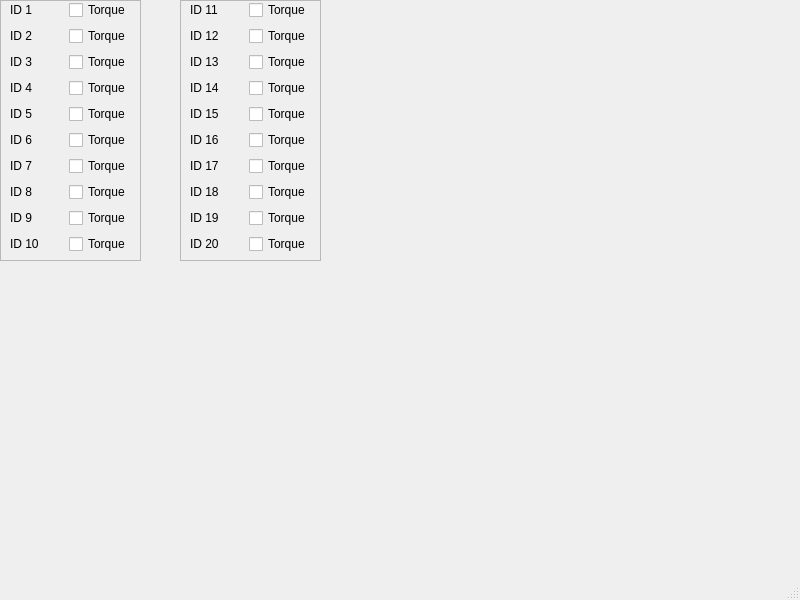
RoboFEI/RoboFEI-HT_2023_SOFTWARE, file src/gui/src/main_window.ui: the form before one commit.
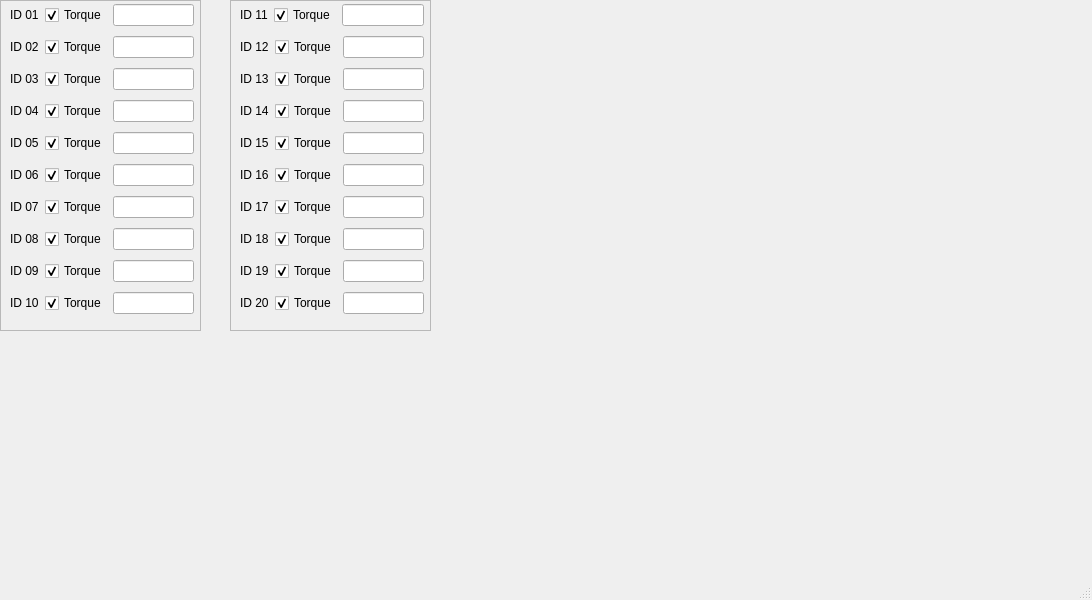
The form after the commit.

Commit message: gui only recive digits

The edit to the form file:
```diff
--- a/src/gui/src/main_window.ui
+++ b/src/gui/src/main_window.ui
@@ -6,7 +6,7 @@
    <rect>
     <x>0</x>
     <y>0</y>
-    <width>800</width>
+    <width>1092</width>
     <height>600</height>
    </rect>
   </property>
@@ -19,8 +19,8 @@
      <rect>
       <x>0</x>
       <y>0</y>
-      <width>141</width>
-      <height>261</height>
+      <width>201</width>
+      <height>331</height>
      </rect>
     </property>
     <property name="frameShape">
@@ -34,8 +34,8 @@
       <rect>
        <x>10</x>
        <y>0</y>
-       <width>121</width>
-       <height>261</height>
+       <width>184</width>
+       <height>326</height>
       </rect>
      </property>
      <layout class="QVBoxLayout" name="verticalLayout">
@@ -44,7 +44,7 @@
         <item>
          <widget class="QLabel" name="label_id_1">
           <property name="text">
-           <string>ID 1</string>
+           <string>ID 01</string>
           </property>
          </widget>
         </item>
@@ -57,7 +57,17 @@
            <string>Torque</string>
           </property>
           <property name="checked">
-           <bool>false</bool>
+           <bool>true</bool>
+          </property>
+         </widget>
+        </item>
+        <item>
+         <widget class="QLineEdit" name="pos_id_1">
+          <property name="inputMethodHints">
+           <set>Qt::ImhDigitsOnly</set>
+          </property>
+          <property name="maxLength">
+           <number>4</number>
           </property>
          </widget>
         </item>
@@ -68,7 +78,7 @@
         <item>
          <widget class="QLabel" name="label_id_2">
           <property name="text">
-           <string>ID 2</string>
+           <string>ID 02</string>
           </property>
          </widget>
         </item>
@@ -77,6 +87,22 @@
           <property name="text">
            <string>Torque</string>
           </property>
+          <property name="checked">
+           <bool>true</bool>
+          </property>
+         </widget>
+        </item>
+        <item>
+         <widget class="QLineEdit" name="pos_id_2">
+          <property name="inputMethodHints">
+           <set>Qt::ImhNone</set>
+          </property>
+          <property name="text">
+           <string/>
+          </property>
+          <property name="maxLength">
+           <number>4</number>
+          </property>
          </widget>
         </item>
        </layout>
@@ -86,7 +112,7 @@
         <item>
          <widget class="QLabel" name="label_id_3">
           <property name="text">
-           <string>ID 3</string>
+           <string>ID 03</string>
           </property>
          </widget>
         </item>
@@ -95,6 +121,16 @@
           <property name="text">
            <string>Torque</string>
           </property>
+          <property name="checked">
+           <bool>true</bool>
+          </property>
+         </widget>
+        </item>
+        <item>
+         <widget class="QLineEdit" name="pos_id_3">
+          <property name="inputMethodHints">
+           <set>Qt::ImhNone</set>
+          </property>
          </widget>
         </item>
        </layout>
@@ -104,7 +140,7 @@
         <item>
          <widget class="QLabel" name="label_id_4">
           <property name="text">
-           <string>ID 4</string>
+           <string>ID 04</string>
           </property>
          </widget>
         </item>
@@ -113,6 +149,16 @@
           <property name="text">
            <string>Torque</string>
           </property>
+          <property name="checked">
+           <bool>true</bool>
+          </property>
+         </widget>
+        </item>
+        <item>
+         <widget class="QLineEdit" name="pos_id_4">
+          <property name="inputMethodHints">
+           <set>Qt::ImhNone</set>
+          </property>
          </widget>
         </item>
        </layout>
@@ -122,7 +168,7 @@
         <item>
          <widget class="QLabel" name="label_id_5">
           <property name="text">
-           <string>ID 5</string>
+           <string>ID 05</string>
           </property>
          </widget>
         </item>
@@ -131,6 +177,16 @@
           <property name="text">
            <string>Torque</string>
           </property>
+          <property name="checked">
+           <bool>true</bool>
+          </property>
+         </widget>
+        </item>
+        <item>
+         <widget class="QLineEdit" name="pos_id_5">
+          <property name="inputMethodHints">
+           <set>Qt::ImhNone</set>
+          </property>
          </widget>
         </item>
        </layout>
@@ -140,7 +196,7 @@
         <item>
          <widget class="QLabel" name="label_id_6">
           <property name="text">
-           <string>ID 6</string>
+           <string>ID 06</string>
           </property>
          </widget>
         </item>
@@ -149,6 +205,16 @@
           <property name="text">
            <string>Torque</string>
           </property>
+          <property name="checked">
+           <bool>true</bool>
+          </property>
+         </widget>
+        </item>
+        <item>
+         <widget class="QLineEdit" name="pos_id_6">
+          <property name="inputMethodHints">
+           <set>Qt::ImhNone</set>
+          </property>
          </widget>
         </item>
        </layout>
@@ -158,7 +224,7 @@
         <item>
          <widget class="QLabel" name="label_id_7">
           <property name="text">
-           <string>ID 7</string>
+           <string>ID 07</string>
           </property>
          </widget>
         </item>
@@ -167,6 +233,16 @@
           <property name="text">
            <string>Torque</string>
           </property>
+          <property name="checked">
+           <bool>true</bool>
+          </property>
+         </widget>
+        </item>
+        <item>
+         <widget class="QLineEdit" name="pos_id_7">
+          <property name="inputMethodHints">
+           <set>Qt::ImhNone</set>
+          </property>
          </widget>
         </item>
        </layout>
@@ -176,7 +252,7 @@
         <item>
          <widget class="QLabel" name="label_id_8">
           <property name="text">
-           <string>ID 8</string>
+           <string>ID 08</string>
           </property>
          </widget>
         </item>
@@ -185,6 +261,16 @@
           <property name="text">
            <string>Torque</string>
           </property>
+          <property name="checked">
+           <bool>true</bool>
+          </property>
+         </widget>
+        </item>
+        <item>
+         <widget class="QLineEdit" name="pos_id_8">
+          <property name="inputMethodHints">
+           <set>Qt::ImhNone</set>
+          </property>
          </widget>
         </item>
        </layout>
@@ -194,7 +280,7 @@
         <item>
          <widget class="QLabel" name="label_id_9">
           <property name="text">
-           <string>ID 9</string>
+           <string>ID 09</string>
           </property>
          </widget>
         </item>
@@ -203,6 +289,16 @@
           <property name="text">
            <string>Torque</string>
           </property>
+          <property name="checked">
+           <bool>true</bool>
+          </property>
+         </widget>
+        </item>
+        <item>
+         <widget class="QLineEdit" name="pos_id_9">
+          <property name="inputMethodHints">
+           <set>Qt::ImhNone</set>
+          </property>
          </widget>
         </item>
        </layout>
@@ -221,6 +317,16 @@
           <property name="text">
            <string>Torque</string>
           </property>
+          <property name="checked">
+           <bool>true</bool>
+          </property>
+         </widget>
+        </item>
+        <item>
+         <widget class="QLineEdit" name="pos_id_10">
+          <property name="inputMethodHints">
+           <set>Qt::ImhNone</set>
+          </property>
          </widget>
         </item>
        </layout>
@@ -231,10 +337,10 @@
    <widget class="QFrame" name="frame_2">
     <property name="geometry">
      <rect>
-      <x>180</x>
+      <x>230</x>
       <y>0</y>
-      <width>141</width>
-      <height>261</height>
+      <width>201</width>
+      <height>331</height>
      </rect>
     </property>
     <property name="frameShape">
@@ -248,8 +354,8 @@
       <rect>
        <x>10</x>
        <y>0</y>
-       <width>121</width>
-       <height>261</height>
+       <width>184</width>
+       <height>326</height>
       </rect>
      </property>
      <layout class="QVBoxLayout" name="verticalLayout_2">
@@ -271,7 +377,17 @@
            <string>Torque</string>
           </property>
           <property name="checked">
-           <bool>false</bool>
+           <bool>true</bool>
+          </property>
+         </widget>
+        </item>
+        <item>
+         <widget class="QLineEdit" name="pos_id_11">
+          <property name="inputMethodHints">
+           <set>Qt::ImhDigitsOnly</set>
+          </property>
+          <property name="maxLength">
+           <number>4</number>
           </property>
          </widget>
         </item>
@@ -291,6 +407,16 @@
           <property name="text">
            <string>Torque</string>
           </property>
+          <property name="checked">
+           <bool>true</bool>
+          </property>
+         </widget>
+        </item>
+        <item>
+         <widget class="QLineEdit" name="pos_id_12">
+          <property name="inputMethodHints">
+           <set>Qt::ImhDigitsOnly</set>
+          </property>
          </widget>
         </item>
        </layout>
@@ -309,6 +435,16 @@
           <property name="text">
            <string>Torque</string>
           </property>
+          <property name="checked">
+           <bool>true</bool>
+          </property>
+         </widget>
+        </item>
+        <item>
+         <widget class="QLineEdit" name="pos_id_13">
+          <property name="inputMethodHints">
+           <set>Qt::ImhDigitsOnly</set>
+          </property>
          </widget>
         </item>
        </layout>
@@ -327,6 +463,16 @@
           <property name="text">
            <string>Torque</string>
           </property>
+          <property name="checked">
+           <bool>true</bool>
+          </property>
+         </widget>
+        </item>
+        <item>
+         <widget class="QLineEdit" name="pos_id_14">
+          <property name="inputMethodHints">
+           <set>Qt::ImhDigitsOnly</set>
+          </property>
          </widget>
         </item>
        </layout>
@@ -345,6 +491,16 @@
           <property name="text">
            <string>Torque</string>
           </property>
+          <property name="checked">
+           <bool>true</bool>
+          </property>
+         </widget>
+        </item>
+        <item>
+         <widget class="QLineEdit" name="pos_id_15">
+          <property name="inputMethodHints">
+           <set>Qt::ImhDigitsOnly</set>
+          </property>
          </widget>
         </item>
        </layout>
@@ -363,6 +519,16 @@
           <property name="text">
            <string>Torque</string>
           </property>
+          <property name="checked">
+           <bool>true</bool>
+          </property>
+         </widget>
+        </item>
+        <item>
+         <widget class="QLineEdit" name="pos_id_16">
+          <property name="inputMethodHints">
+           <set>Qt::ImhDigitsOnly</set>
+          </property>
          </widget>
         </item>
        </layout>
@@ -381,6 +547,16 @@
           <property name="text">
            <string>Torque</string>
           </property>
+          <property name="checked">
+           <bool>true</bool>
+          </property>
+         </widget>
+        </item>
+        <item>
+         <widget class="QLineEdit" name="pos_id_17">
+          <property name="inputMethodHints">
+           <set>Qt::ImhDigitsOnly</set>
+          </property>
          </widget>
         </item>
        </layout>
@@ -399,6 +575,16 @@
           <property name="text">
            <string>Torque</string>
           </property>
+          <property name="checked">
+           <bool>true</bool>
+          </property>
+         </widget>
+        </item>
+        <item>
+         <widget class="QLineEdit" name="pos_id_18">
+          <property name="inputMethodHints">
+           <set>Qt::ImhDigitsOnly</set>
+          </property>
          </widget>
         </item>
        </layout>
@@ -417,6 +603,16 @@
           <property name="text">
            <string>Torque</string>
           </property>
+          <property name="checked">
+           <bool>true</bool>
+          </property>
+         </widget>
+        </item>
+        <item>
+         <widget class="QLineEdit" name="pos_id_19">
+          <property name="inputMethodHints">
+           <set>Qt::ImhDigitsOnly</set>
+          </property>
          </widget>
         </item>
        </layout>
@@ -435,6 +631,16 @@
           <property name="text">
            <string>Torque</string>
           </property>
+          <property name="checked">
+           <bool>true</bool>
+          </property>
+         </widget>
+        </item>
+        <item>
+         <widget class="QLineEdit" name="pos_id_20">
+          <property name="inputMethodHints">
+           <set>Qt::ImhDigitsOnly</set>
+          </property>
          </widget>
         </item>
        </layout>
```
Left out of the diff: 2 changed lines with no effect on the pictures. The commit also changes 1 other file.
